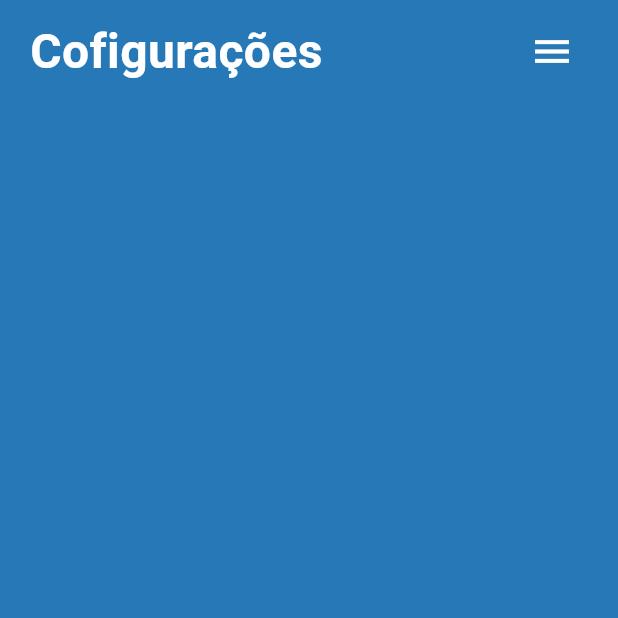
After one commit to Lia-Moon/Vapt-Agendamento, a Flutter app: the SettingsPage screen opened by its route, on a phone screen of 412 x 824 dp, the top half of it. The commit adds this screen. Run offline on Flutter 3.47's test engine with Material 3 defaults, Android fonts, the phone set to English and light mode, and no system bars; Roboto replaces fonts that are missing (Cursive).

Commit message:
86afd875d - create settings screen and routes

```diff
--- a/lib/modules/home/home_page.dart
+++ b/lib/modules/home/home_page.dart
@@ -1,6 +1,5 @@
 import 'package:flutter/material.dart';
-import 'package:vapt_agendamento/main.dart';
-import '../../shared/widgets/menu_drawer.dart';
+import 'package:vapt_agendamento/shared/widgets/menu_drawer.dart';
 
 class HomePage extends StatelessWidget {
   const HomePage({super.key});
--- /dev/null
+++ b/lib/modules/settings/settings_page.dart
@@ -0,0 +1,47 @@
+import 'package:flutter/material.dart';
+import 'package:vapt_agendamento/shared/widgets/menu_drawer.dart';
+
+class SettingsPage extends StatelessWidget{
+  const SettingsPage({super.key});
+
+  @override
+  Widget build(BuildContext context) {
+    return Scaffold(
+      backgroundColor: Theme.of(context).colorScheme.primary,
+
+      drawer: const MenuDrawer(),
+
+      body: SafeArea(
+        child: Column(
+          children: [
+            Padding(
+              padding: const EdgeInsets.symmetric(horizontal: 20, vertical: 10),
+              child: Row(
+                mainAxisAlignment: MainAxisAlignment.spaceBetween,
+                children: [
+                  Text(
+                    'Cofigurações',
+                    style: TextStyle(
+                      fontSize: 32,
+                      color: Theme.of(context).colorScheme.onPrimary,
+                      fontWeight: FontWeight.bold,
+                      fontFamily:
+                          'Cursive',
+                    ),
+                  ),
+                  Builder(
+                    builder: (context) => IconButton(
+                      icon:
+                          Icon(Icons.menu, color: Theme.of(context).colorScheme.onPrimary, size: 30),
+                      onPressed: () => Scaffold.of(context).openDrawer(),
+                    ),
+                  ),
+                ],
+              ),
+            ),
+          ]
+        ),
+      ),
+    );
+  }
+}
```
Also changed, not shown: lib/main.dart (+6 -1 lines), lib/shared/widgets/menu_drawer.dart (+8 -2 lines).
